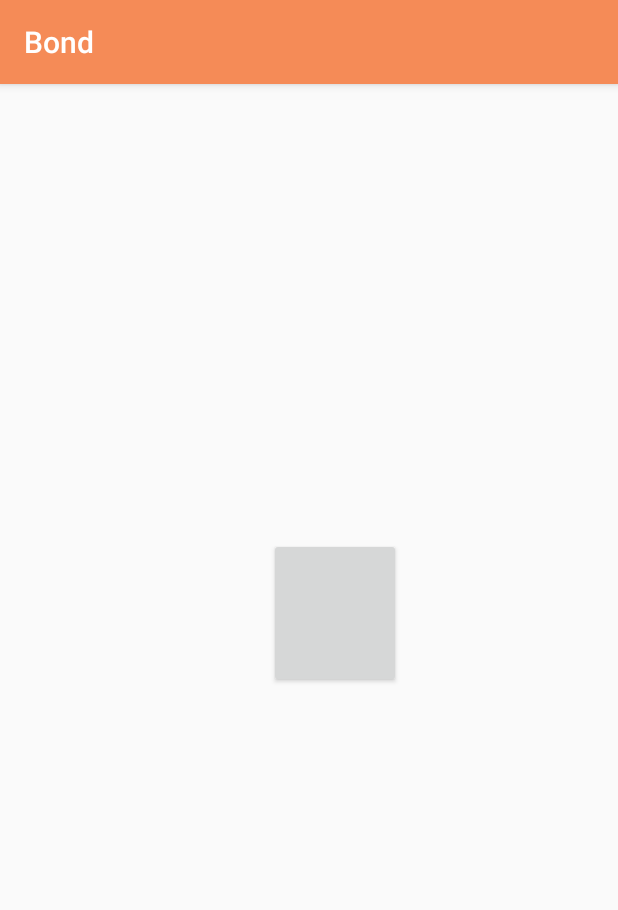
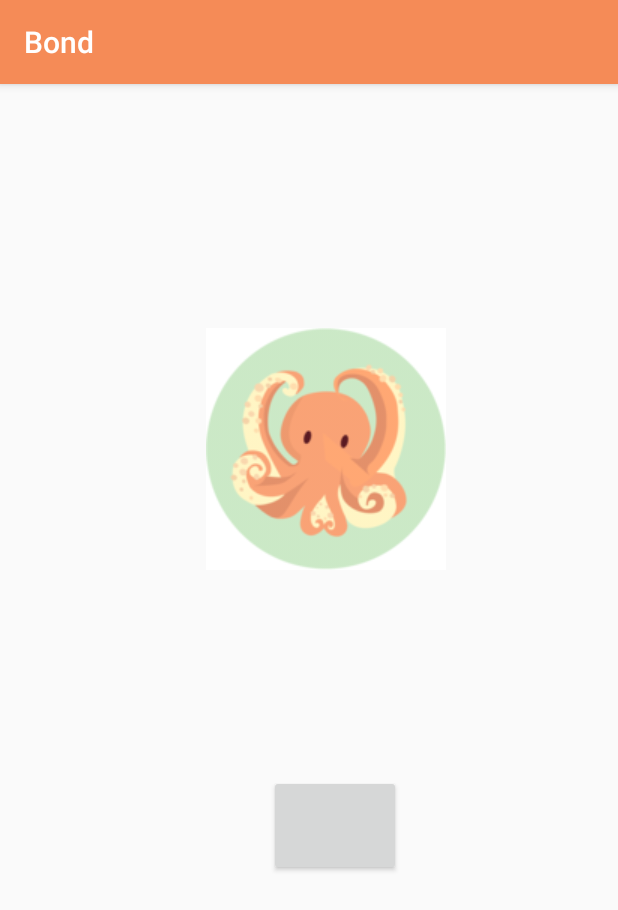
Before and after one commit to vantrinh7/Bond, an Android app: the FacebookLoginActivity screen opened directly, with no data from a screen before it, on a phone screen of 412 x 824 dp. Shown: the top 910 px of the screen. Run offline under Robolectric (Android 15) with nearby library versions, the phone set to English and light mode, and no system bars; libraries missing offline, so code that uses them is left out: com.facebook.login; plain views replace LoginButton; 4 statements that could not run were skipped.

Commit message:
Changed minor things

```diff
--- a/app/src/main/java/com/example/demouser/bond/AlarmBroadcastReceiver.java
+++ b/app/src/main/java/com/example/demouser/bond/AlarmBroadcastReceiver.java
@@ -19,7 +19,7 @@ import java.io.IOException;
  */
 
 public class AlarmBroadcastReceiver extends BroadcastReceiver {
-    private final Uri original = Uri.parse("android.resource://com.example.demouser.bond/drawable/octopus");
+    private final Uri original = Uri.parse("android.resource://com.example.demouser.bond/drawable/logo");
 
     @Override
     public void onReceive(Context context, Intent intent) {
--- a/app/src/main/java/com/example/demouser/bond/FacebookLoginActivity.java
+++ b/app/src/main/java/com/example/demouser/bond/FacebookLoginActivity.java
@@ -11,10 +11,15 @@ import com.facebook.AccessToken;
 import com.facebook.CallbackManager;
 import com.facebook.FacebookCallback;
 import com.facebook.FacebookException;
+//import com.facebook.Response;
 import com.facebook.accountkit.AccountKit;
-import com.facebook.accountkit.AccountKitLoginResult;
 import com.facebook.login.LoginResult;
 import com.facebook.login.widget.LoginButton;
+//import com.facebook.Request;
+//import com.facebook.Session;
+//import com.facebook.model.GraphUser;
+
+import java.util.List;
 
 public class FacebookLoginActivity extends AppCompatActivity {
     private CallbackManager callbackManager;
@@ -34,7 +39,7 @@ public class FacebookLoginActivity extends AppCompatActivity {
         loginButton.registerCallback(callbackManager, new FacebookCallback<LoginResult>() {
             @Override
             public void onSuccess(LoginResult loginResult) {
-                goToMyLoggedInActivity();
+                goToMainScreen();
                 com.facebook.accountkit.AccessToken accessToken = AccountKit.getCurrentAccessToken();
                 if (accessToken != null) {
                     //Handle Returning User
@@ -53,53 +58,49 @@ public class FacebookLoginActivity extends AppCompatActivity {
                 // App code
             }
         });
+
+
+        Bundle bundle = new Bundle();
+        bundle.putString("fields", "id, name, picture");
+//        Session session = Session.getActiveSession();
+//        Request.newMyFriendsRequest(session, new Request.GraphUserListCallback() {
+//            @Override
+//            public void onCompleted(List<GraphUser> users, Response response) {
+//                if(response.getError() == null)
+//                {
+//                    for (int i = 0; i < users.size(); i++) {
+//                        Log.e("My activity", "users " + users.get(i).getName());
+//                    }
+//                }
+//                else
+//                {
+//                    Toast.makeText(getBaseContext(),
+//                            response.getError().getErrorMessage(),
+//                            Toast.LENGTH_SHORT).show();
+//                }
+//
+//            }
+//        });
+
+
+
     }
 
+    /**
+     * This method is needed to pass the activity result to the callbackManager
+     * and execute methods in the callback
+     * @param requestCode
+     * @param resultCode
+     * @param data
+     */
     @Override
     protected void onActivityResult(int requestCode, int resultCode, Intent data) {
         callbackManager.onActivityResult(requestCode, resultCode, data);
         super.onActivityResult(requestCode, resultCode, data);
-
-        if (requestCode == APP_REQUEST_CODE) { // confirm that this response matches your request
-            AccountKitLoginResult loginResult = data.getParcelableExtra(AccountKitLoginResult.RESULT_KEY);
-            String toastMessage;
-            if (loginResult.getError() != null) {
-                toastMessage = loginResult.getError().getErrorType().getMessage();
-                Log.d("My activity", "There's an error: " + loginResult.getError());
-                //showErrorActivity(loginResult.getError());
-            } else if (loginResult.wasCancelled()) {
-                toastMessage = "Login Cancelled";
-            } else {
-                if (loginResult.getAccessToken() != null) {
-                    toastMessage = "Success:" + loginResult.getAccessToken().getAccountId();
-                } else {
-                    toastMessage = String.format(
-                            "Success:%s...",
-                            loginResult.getAuthorizationCode().substring(0,10));
-                }
-
-                // If you have an authorization code, retrieve it from
-                // loginResult.getAuthorizationCode()
-                // and pass it to your server and exchange it for an access token.
-
-                // Success! Start your next activity...
-                goToMyLoggedInActivity();
-                Log.d("My activity", "New sctivity is called onActivityResult");
-            }
-
-            // Surface the result to your user in an appropriate way.
-            Toast.makeText(
-                    this,
-                    toastMessage,
-                    Toast.LENGTH_LONG)
-                    .show();
-        }
-
     }
 
-    public void goToMyLoggedInActivity() {
+    public void goToMainScreen() {
         Intent newIntent = new Intent(getBaseContext(), MainContactScreen.class);
         startActivity(newIntent);
-        Log.d("My activity", "New sctivity is called");
     }
 }
--- a/app/src/main/java/com/example/demouser/bond/IndividualContactPage.java
+++ b/app/src/main/java/com/example/demouser/bond/IndividualContactPage.java
@@ -48,7 +48,8 @@ public class IndividualContactPage extends AppCompatActivity {
         name.setText(getIntent().getStringExtra("name"));
         phone.setText(getIntent().getStringExtra("phone"));
         email.setText(getIntent().getStringExtra("email"));
-        lastContact.setText(getIntent().getStringExtra("lastContact"));
+        //lastContact.setText(getIntent().getStringExtra("lastContact"));
+        lastContact.setText("");
         nextContact.setText(getIntent().getStringExtra("nextContact"));
         note.setText(getIntent().getStringExtra("note"));
 
--- a/app/src/main/res/layout/activity_facebook_login.xml
+++ b/app/src/main/res/layout/activity_facebook_login.xml
@@ -7,17 +7,29 @@
     tools:context="com.example.demouser.bond.FacebookLoginActivity">
 
 
+    <ImageView
+        android:id="@+id/imageView"
+        android:layout_width="wrap_content"
+        android:layout_height="wrap_content"
+        android:layout_marginBottom="24dp"
+        android:layout_marginEnd="101dp"
+        android:layout_marginStart="123dp"
+        android:layout_marginTop="50dp"
+        app:layout_constraintBottom_toTopOf="@+id/login_button"
+        app:layout_constraintEnd_toEndOf="parent"
+        app:layout_constraintStart_toStartOf="parent"
+        app:layout_constraintTop_toTopOf="parent"
+        app:srcCompat="@drawable/background" />
+
     <com.facebook.login.widget.LoginButton
         android:id="@+id/login_button"
         android:layout_width="wrap_content"
-        android:layout_height="100dp"
+        android:layout_height="67dp"
         android:layout_gravity="center_horizontal"
-        android:layout_marginBottom="274dp"
-        android:layout_marginTop="211dp"
+        android:layout_marginBottom="240dp"
         app:layout_constraintBottom_toBottomOf="parent"
         app:layout_constraintHorizontal_bias="0.553"
         app:layout_constraintLeft_toLeftOf="parent"
-        app:layout_constraintRight_toRightOf="parent"
-        app:layout_constraintTop_toTopOf="parent" />
+        app:layout_constraintRight_toRightOf="parent" />
 
 </android.support.constraint.ConstraintLayout>
--- a/app/src/main/res/layout/content_main_contact_screen.xml
+++ b/app/src/main/res/layout/content_main_contact_screen.xml
@@ -47,7 +47,7 @@
                 android:layout_height="wrap_content"
                 android:layout_weight="1"
                 android:background="@color/colorAccent"
-                android:text="Test Noti" />
+                android:text="FB Connect" />
 
         </LinearLayout>
 
--- a/build.gradle
+++ b/build.gradle
@@ -20,6 +20,7 @@ allprojects {
     repositories {
         google()
         jcenter()
+        mavenCentral()
     }
 }
 
```
Also changed, not shown: app/build.gradle (+11 -7 lines).
